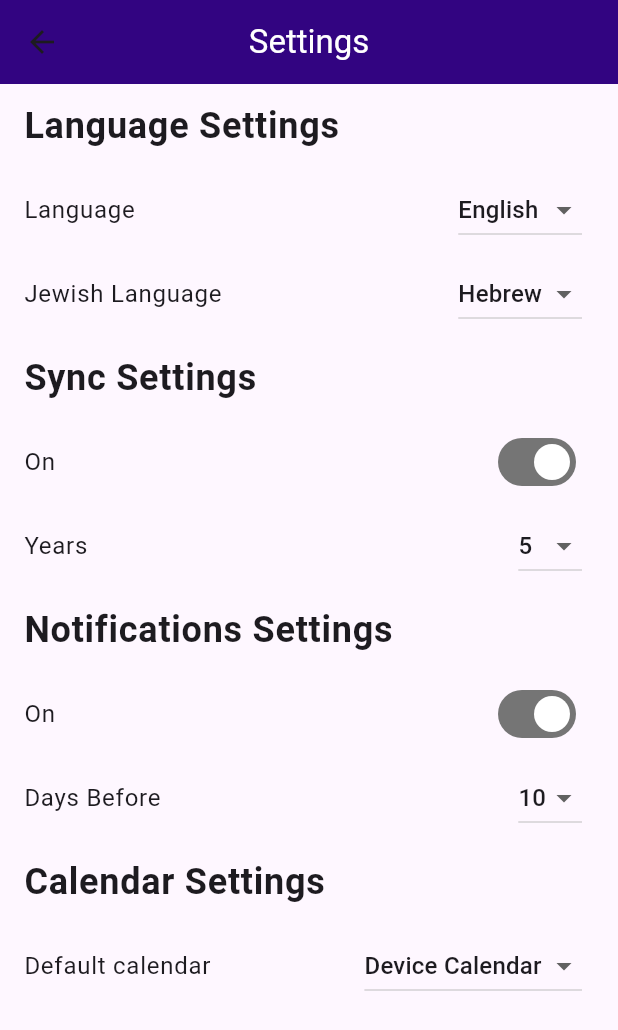
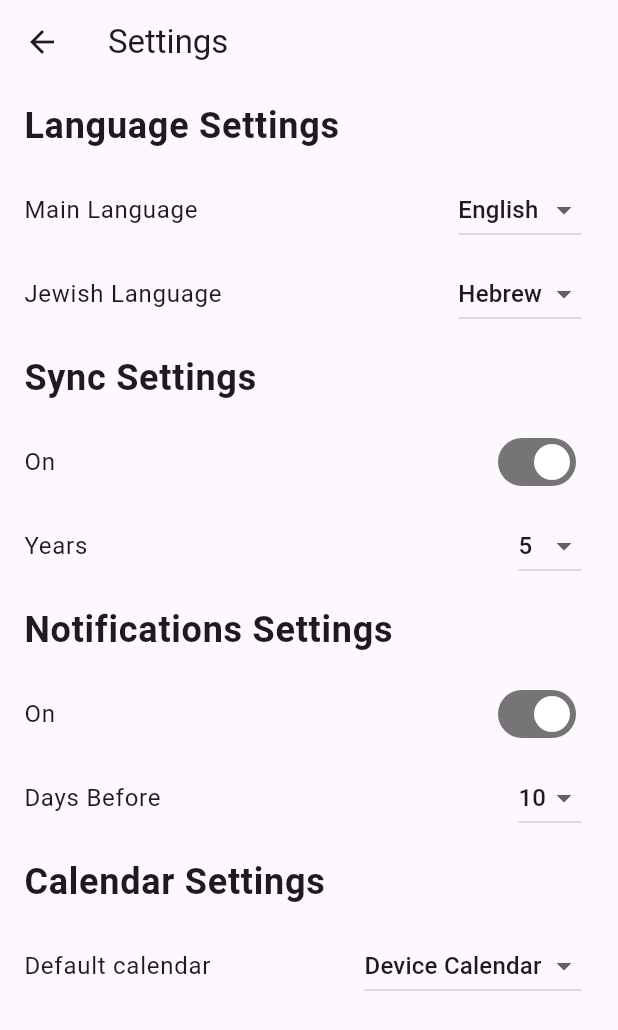
Before and after one commit to blspeiser/yahrtzeit-manager, a Flutter app: the screen it shows after launch, after a tap on the "settings" icon, on a phone screen of 412 x 824 dp. Shown: the top 1030 px of the screen. Run offline on Flutter 3.47's test engine with Material 3 defaults, Android fonts, the phone set to English and light mode, and no system bars; our stand-ins replace share, timezone; missing offline and left inert: device_calendar, kosher_dart.

Commit message:
rename language in settings page

```diff
--- a/lib/home_page.dart
+++ b/lib/home_page.dart
@@ -47,7 +47,7 @@ class _HomePageState extends State<HomePage> {
     UpcomingYahrtzeits(),
     ManageYahrtzeits(),
     ManageYahrtzeits(),
-    //SettingsPage(),
+    // SettingsPage(),
   ];
 
   void _onItemTapped(int index) {
--- a/lib/settings/settings.dart
+++ b/lib/settings/settings.dart
@@ -269,9 +269,7 @@ class _SettingsPageState extends State<SettingsPage> {
   Widget build(BuildContext context) {
     return Scaffold(
       appBar: AppBar(
-        title: Text('Settings', style: TextStyle(color: Colors.white),),
-        backgroundColor: Color.fromARGB(255, 50, 4, 129),
-        centerTitle: true,
+        title: Text('Settings'),
       ),
       body: ListView(
         children: [
@@ -282,7 +280,7 @@ class _SettingsPageState extends State<SettingsPage> {
             ),
           ),
           ListTile(
-            title: Text('Language'),
+            title: Text('Main Language'),
             trailing: DropdownButton<String>(
               value: _language,
               items: [
```
